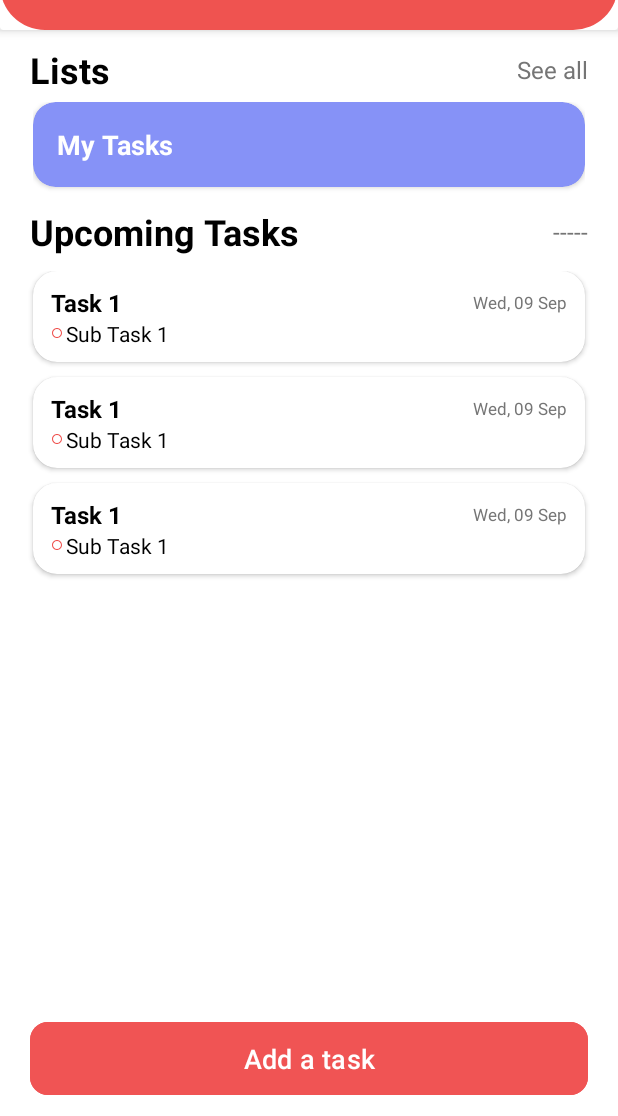
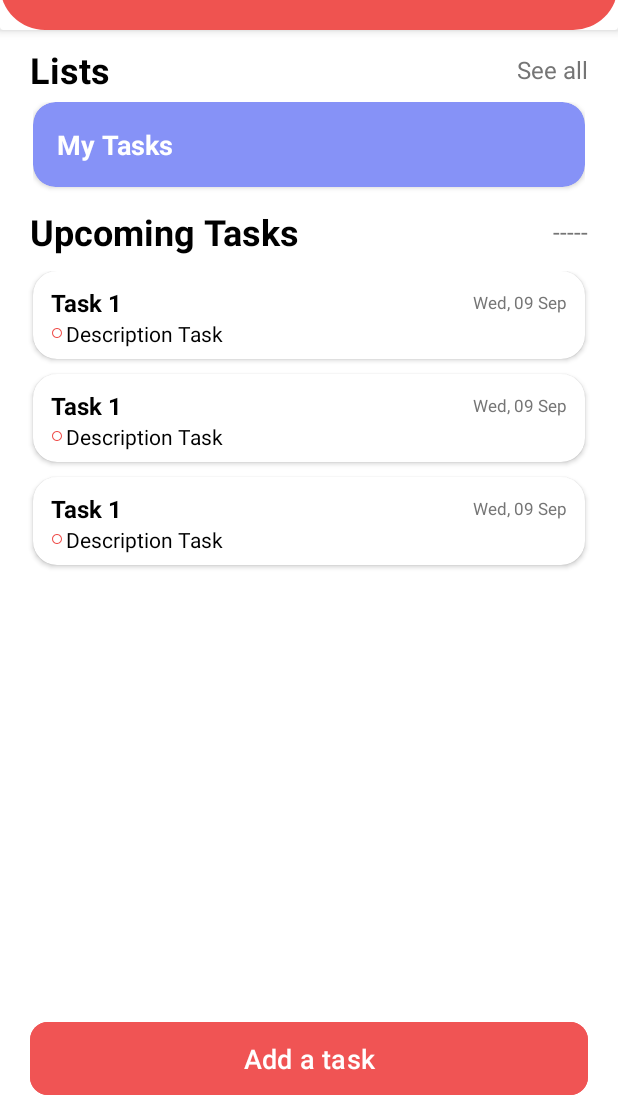
Before and after one commit to redaOul/ToDoList_1, an Android app: the layout activity_home.xml on its own in the app's theme, with its tools: preview values and no code run, on a phone screen of 412 x 824 dp, the part 120-1236 px from its top. Run offline under Robolectric (Android 15) with nearby library versions, the phone set to English and light mode, and no system bars.

Commit message:
Get and prepare up coming task and fix lists bug

```diff
--- a/app/src/main/res/layout/item_task_card.xml
+++ b/app/src/main/res/layout/item_task_card.xml
@@ -1,7 +1,6 @@
 <?xml version="1.0" encoding="utf-8"?>
 <androidx.cardview.widget.CardView xmlns:android="http://schemas.android.com/apk/res/android"
     xmlns:app="http://schemas.android.com/apk/res-auto"
-    xmlns:tools="http://schemas.android.com/tools"
     android:layout_width="match_parent"
     android:layout_height="wrap_content"
     app:cardCornerRadius="16dp"
@@ -37,36 +36,27 @@
             app:layout_constraintBottom_toBottomOf="@+id/taskTitleText"
             app:layout_constraintEnd_toEndOf="parent"  />
 
-<!--        Sub tasks -->
-        <LinearLayout
-            android:id="@+id/subtasksContainer"
-            android:layout_width="match_parent"
-            android:layout_height="wrap_content"
-            android:orientation="vertical"
-            app:layout_constraintTop_toBottomOf="@id/taskTitleText">
-
         <LinearLayout
             android:layout_width="match_parent"
             android:layout_height="wrap_content"
             android:layout_marginBottom="2dp"
             android:gravity="center_vertical"
-                android:orientation="horizontal">
+            android:orientation="horizontal"
+            app:layout_constraintTop_toBottomOf="@id/taskTitleText">
 
             <ImageView
-                    android:id="@+id/subtask1Circle"
                 android:layout_width="8dp"
                 android:layout_height="8dp"
                 android:src="@drawable/outline_circle_24" />
 
             <TextView
-                    android:id="@+id/subtask1"
+                android:id="@+id/descTask"
                 android:layout_width="wrap_content"
                 android:layout_height="wrap_content"
                 android:layout_marginStart="2dp"
-                    android:text="Sub Task 1"
+                android:text="Description Task"
                 android:textColor="@color/black"
                 android:textSize="14sp" />
         </LinearLayout>
-        </LinearLayout>
     </androidx.constraintlayout.widget.ConstraintLayout>
 </androidx.cardview.widget.CardView>
```
Also changed, not shown: app/src/main/java/com/example/todolist/activity/HomeActivity.kt (+67 -16 lines), app/src/main/java/com/example/todolist/model/Task.kt (+6 -4 lines). Lines whose indentation alone changed are shown as unchanged.
